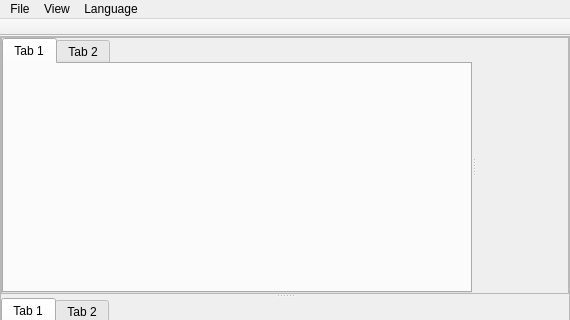
First picture: the form in src/mainwindow.ui, repository Leonardo2718/Lepton_Editor, before the edit; both pictures show x 0 to 570 and y 0 to 320 of the 570 by 465 pixel window.
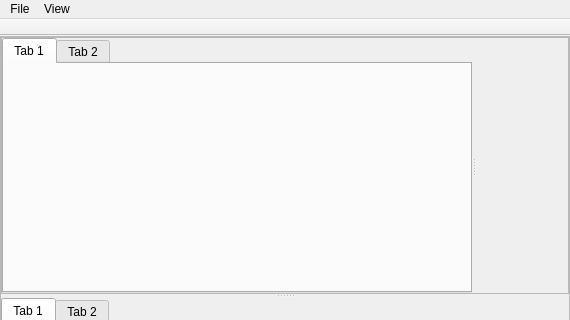
Second picture: the form after the edit.

Commit message: On branch languageSelector: Add feature to automatically add language files to language selector. 	modified:   src/editor.cpp 	modified:   src/editor.h 	modified:   src/editortabbar.cpp 	modified:   src/mainwindow.cpp 	modified:   src/mainwindow.h 	modified:   src/mainwindow.ui

The edit to the form file:
```diff
--- a/src/mainwindow.ui
+++ b/src/mainwindow.ui
@@ -251,17 +251,8 @@
     <addaction name="actionProject_Manager"/>
     <addaction name="actionEditor_Tools"/>
    </widget>
-   <widget class="QMenu" name="menuLanguage">
-    <property name="title">
-     <string>Language</string>
-    </property>
-    <addaction name="actionC_1"/>
-    <addaction name="actionCPP"/>
-    <addaction name="actionPlain_Text"/>
-   </widget>
    <addaction name="menuFile"/>
    <addaction name="menuView"/>
-   <addaction name="menuLanguage"/>
   </widget>
   <widget class="QToolBar" name="mainToolBar">
    <property name="movable">
```
Left out of the diff: 32 changed lines with no effect on the pictures. The commit also changes 5 other files.
